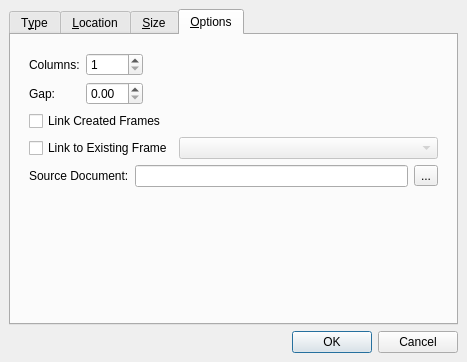
First picture: the form in scribus/insertaframe.ui, repository scribusproject/scribus, before the edit.
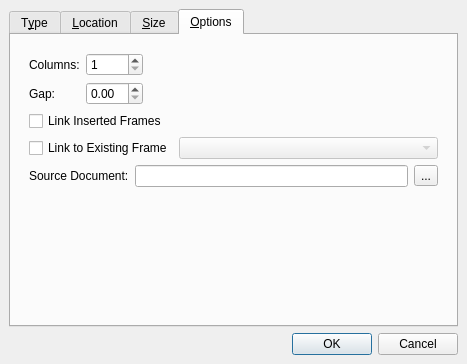
Second picture: the form after the edit. The open tabs and pages were chosen to show the change. Custom widgets are drawn as their Qt base class.

Commit message: #7302: Add tooltips to the Insert Frame dialog

What changed in the file:
```diff
--- a/scribus/insertaframe.ui
+++ b/scribus/insertaframe.ui
@@ -6,7 +6,7 @@
     <x>0</x>
     <y>0</y>
     <width>467</width>
-    <height>362</height>
+    <height>364</height>
    </rect>
   </property>
   <property name="windowTitle" >
@@ -473,8 +473,8 @@
        <rect>
         <x>0</x>
         <y>0</y>
-        <width>445</width>
-        <height>286</height>
+        <width>441</width>
+        <height>278</height>
        </rect>
       </property>
       <attribute name="title" >
@@ -497,8 +497,8 @@
            <rect>
             <x>0</x>
             <y>0</y>
-            <width>427</width>
-            <height>268</height>
+            <width>423</width>
+            <height>260</height>
            </rect>
           </property>
           <layout class="QVBoxLayout" name="verticalLayout" >
@@ -562,7 +562,7 @@
            <item>
             <widget class="QCheckBox" name="checkBoxLinkCreatedTextFrames" >
              <property name="text" >
-              <string>Link Created Frames</string>
+              <string>Link Inserted Frames</string>
              </property>
             </widget>
            </item>
```
Left out of the diff: 137 changed lines with no effect on the pictures. The commit also changes 1 other file.
